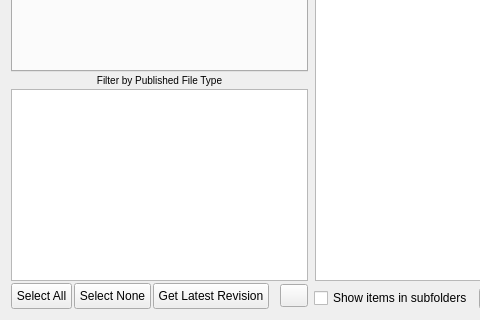
Qt form resources/dialog.ui (WildcardProperties/tk-swc-perforce-sync) before a commit; both pictures show x 0 to 480 and y 462 to 782 of the 1226 by 782 pixel window.
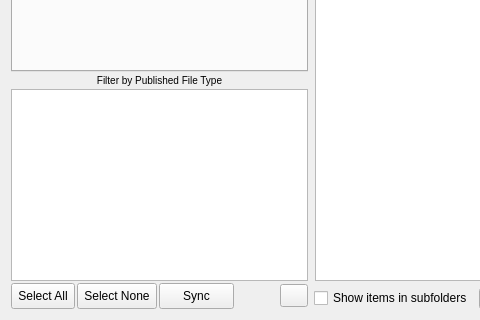
The same form after that commit. Icons and pictures are not drawn.

Patch:
```diff
--- a/resources/dialog.ui
+++ b/resources/dialog.ui
@@ -289,7 +289,7 @@
           </size>
          </property>
          <property name="text">
-          <string>Get Latest Revision</string>
+          <string>Sync</string>
          </property>
         </widget>
        </item>
```
Left out of the diff: 2 changed lines with no effect on the pictures.
